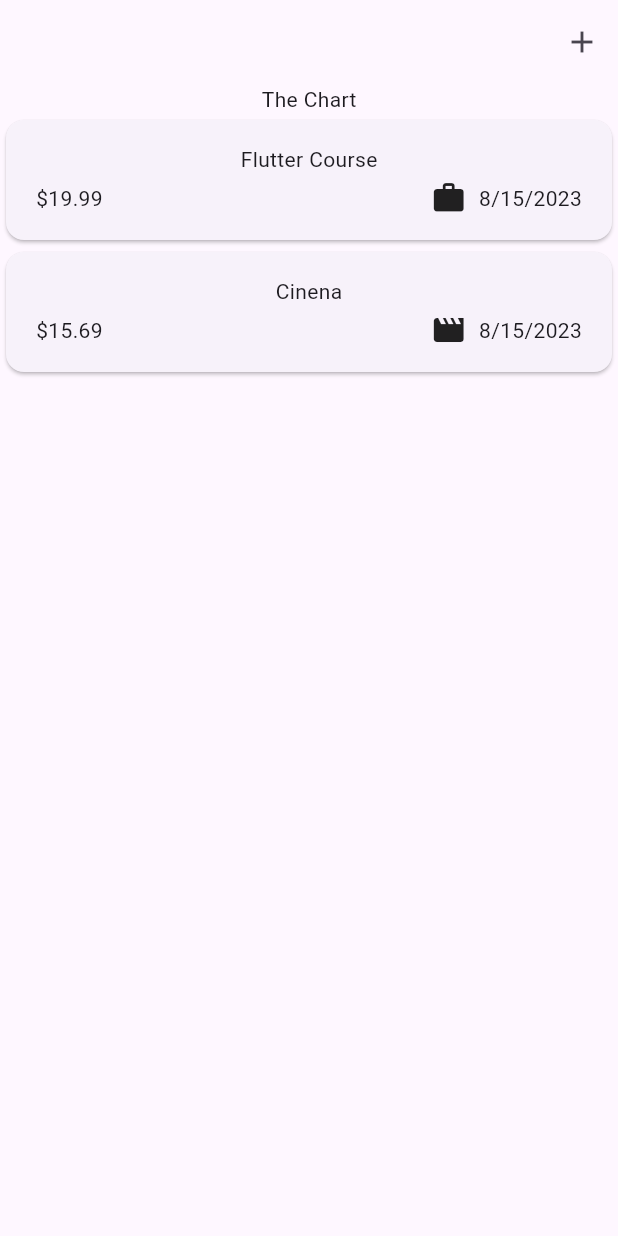
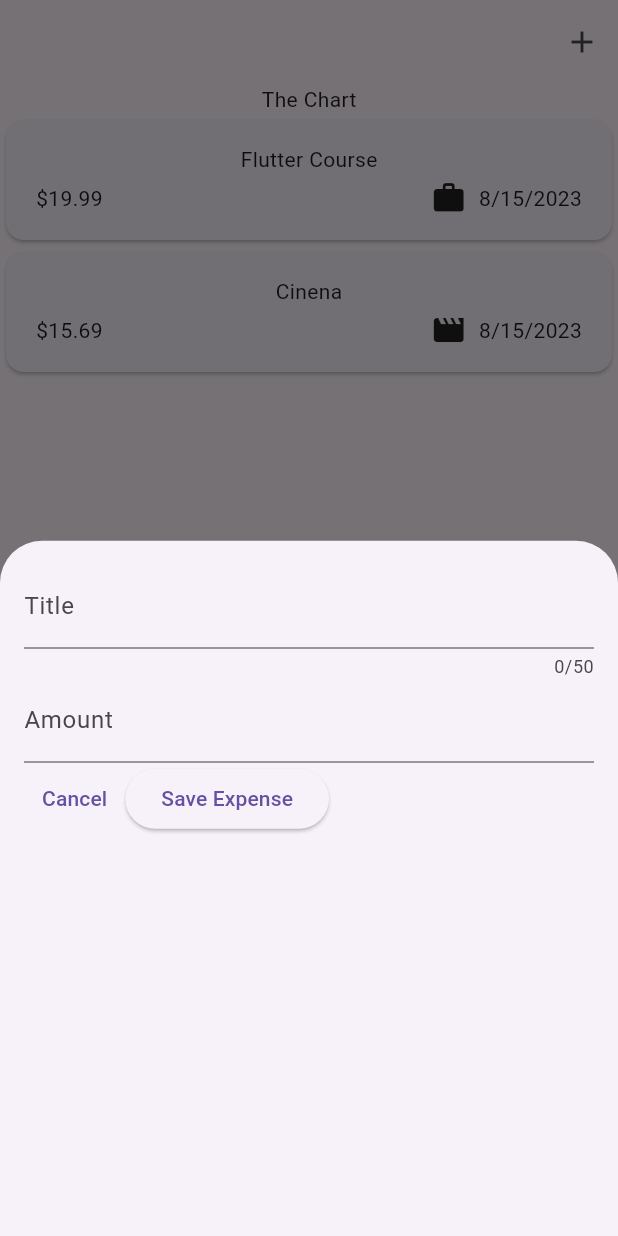
Before and after one commit to lauro-silva44/expense_tracker_app, a Flutter app: the screen it shows after launch, after a tap on the "add" icon, on a phone screen of 412 x 824 dp. Run offline on Flutter 3.47's test engine with Material 2 defaults, Android fonts, the phone set to English and light mode, and no system bars.

Commit message:
feat: added a textFiedlController

```diff
--- a/lib/expenses.dart
+++ b/lib/expenses.dart
@@ -2,6 +2,7 @@ import 'package:expense_tracker/widgets/expenses_list/expenses_list.dart';
 import 'package:flutter/material.dart';
 
 import 'models/expense.dart';
+import 'new_expense.dart';
 
 class Expenses extends StatefulWidget {
   const Expenses({super.key});
@@ -25,6 +26,12 @@ class _ExpensesState extends State<Expenses> {
       category: Category.leisure,
     ),
   ];
+
+  void _openAddExpenseOverlay() {
+    showModalBottomSheet(
+        context: context, builder: (ctx) => const NewExpense());
+  }
+
   @override
   Widget build(BuildContext context) {
     return Scaffold(
@@ -32,7 +39,7 @@ class _ExpensesState extends State<Expenses> {
           actions: [
             IconButton(
               icon: const Icon(Icons.add),
-              onPressed: () {},
+              onPressed: _openAddExpenseOverlay,
             )
           ],
         ),
--- /dev/null
+++ b/lib/new_expense.dart
@@ -0,0 +1,54 @@
+import 'package:flutter/material.dart';
+
+class NewExpense extends StatefulWidget {
+  const NewExpense({super.key});
+
+  @override
+  State<NewExpense> createState() => _NewExpenseState();
+}
+
+class _NewExpenseState extends State<NewExpense> {
+  final _titleController = TextEditingController();
+  final _amountController = TextEditingController();
+
+  @override
+  void dispose() {
+    _titleController.dispose();
+    _amountController.dispose();
+    super.dispose();
+  }
+
+  @override
+  Widget build(BuildContext context) {
+    return Padding(
+      padding: const EdgeInsets.all(16),
+      child: Column(children: [
+        TextField(
+          controller: _titleController,
+          maxLength: 50,
+          decoration: const InputDecoration(
+            label: Text('Title'),
+          ),
+        ),
+        TextField(
+          controller: _amountController,
+          keyboardType: TextInputType.number,
+          decoration: const InputDecoration(
+            prefixText: '\$',
+            label: Text('Amount'),
+          ),
+        ),
+        Row(
+          children: [
+            TextButton(
+                onPressed: () => Navigator.pop(context),
+                child: const Text("Cancel")),
+            ElevatedButton(
+                onPressed: () => print(_titleController.text),
+                child: const Text("Save Expense"))
+          ],
+        )
+      ]),
+    );
+  }
+}
```
Also changed, not shown: 1 other file.
